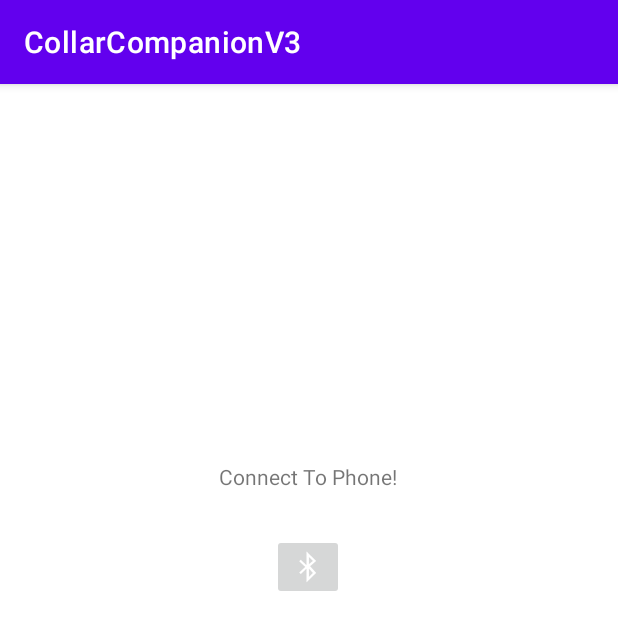
After one commit to CodyKhong/SeniorDesign, an Android app: the ConnectActivity screen opened directly, with no data from a screen before it, on a phone screen of 412 x 824 dp. The commit adds this screen. Shown: the top 630 px of the screen. Run offline under Robolectric (Android 15) with nearby library versions, the light colour scheme and no system bars.

```diff
--- a/MobileApp/CollarCompanionV3/app/build.gradle
+++ b/MobileApp/CollarCompanionV3/app/build.gradle
@@ -39,6 +39,7 @@ dependencies {
     implementation 'androidx.lifecycle:lifecycle-viewmodel-ktx:2.3.1'
     implementation 'androidx.navigation:navigation-fragment:2.3.5'
     implementation 'androidx.navigation:navigation-ui:2.3.5'
+    implementation 'androidx.legacy:legacy-support-v4:1.0.0'
     testImplementation 'junit:junit:4.+'
     androidTestImplementation 'androidx.test.ext:junit:1.1.3'
     androidTestImplementation 'androidx.test.espresso:espresso-core:3.4.0'
--- /dev/null
+++ b/MobileApp/CollarCompanionV3/app/src/main/java/com/example/collarcompanionv3/ConnectActivity.java
@@ -0,0 +1,14 @@
+package com.example.collarcompanionv3;
+
+import androidx.appcompat.app.AppCompatActivity;
+
+import android.os.Bundle;
+
+public class ConnectActivity extends AppCompatActivity {
+
+    @Override
+    protected void onCreate(Bundle savedInstanceState) {
+        super.onCreate(savedInstanceState);
+        setContentView(R.layout.activity_connect);
+    }
+}
--- a/MobileApp/CollarCompanionV3/app/src/main/java/com/example/collarcompanionv3/MainActivity.java
+++ b/MobileApp/CollarCompanionV3/app/src/main/java/com/example/collarcompanionv3/MainActivity.java
@@ -20,6 +20,7 @@ public class MainActivity extends AppCompatActivity {
         button.setOnClickListener(new View.OnClickListener(){
             @Override
             public void onClick (View v){
+
                 openActivity2();
             }
         });
--- /dev/null
+++ b/MobileApp/CollarCompanionV3/app/src/main/res/layout/activity_connect.xml
@@ -0,0 +1,32 @@
+<?xml version="1.0" encoding="utf-8"?>
+<androidx.constraintlayout.widget.ConstraintLayout xmlns:android="http://schemas.android.com/apk/res/android"
+    xmlns:app="http://schemas.android.com/apk/res-auto"
+    xmlns:tools="http://schemas.android.com/tools"
+    android:layout_width="match_parent"
+    android:layout_height="match_parent"
+    tools:context=".ConnectActivity">
+
+    <ImageButton
+        android:id="@+id/imageButton2"
+        android:layout_width="wrap_content"
+        android:layout_height="wrap_content"
+        app:layout_constraintBottom_toBottomOf="parent"
+        app:layout_constraintEnd_toEndOf="parent"
+        app:layout_constraintHorizontal_bias="0.498"
+        app:layout_constraintStart_toStartOf="parent"
+        app:layout_constraintTop_toTopOf="parent"
+        app:layout_constraintVertical_bias="0.414"
+        app:srcCompat="@android:drawable/stat_sys_data_bluetooth" />
+
+    <TextView
+        android:id="@+id/textView5"
+        android:layout_width="wrap_content"
+        android:layout_height="wrap_content"
+        android:text="Connect To Phone!"
+        app:layout_constraintBottom_toBottomOf="parent"
+        app:layout_constraintEnd_toEndOf="parent"
+        app:layout_constraintHorizontal_bias="0.498"
+        app:layout_constraintStart_toStartOf="parent"
+        app:layout_constraintTop_toTopOf="parent"
+        app:layout_constraintVertical_bias="0.337" />
+</androidx.constraintlayout.widget.ConstraintLayout>
--- a/MobileApp/CollarCompanionV3/app/src/main/res/values/strings.xml
+++ b/MobileApp/CollarCompanionV3/app/src/main/res/values/strings.xml
@@ -4,4 +4,6 @@
     <string name="title_home">Home</string>
     <string name="title_dashboard">Dashboard</string>
     <string name="title_notifications">Notifications</string>
+    <!-- TODO: Remove or change this placeholder text -->
+    <string name="hello_blank_fragment">Hello blank fragment</string>
 </resources>
```
Also changed, not shown: MobileApp/CollarCompanionV3/app/src/main/AndroidManifest.xml (+18 -0 lines), MobileApp/CollarCompanionV3/app/src/main/java/com/example/collarcompanionv3/AboutUsActivity.java (added, +14 -0 lines), MobileApp/CollarCompanionV3/app/src/main/java/com/example/collarcompanionv3/Activity2.java (+0 -18 lines), MobileApp/CollarCompanionV3/app/src/main/java/com/example/collarcompanionv3/AddAPetActivity.java (added, +14 -0 lines), MobileApp/CollarCompanionV3/app/src/main/java/com/example/collarcompanionv3/DogInfoActivity.java (added, +14 -0 lines), MobileApp/CollarCompanionV3/app/src/main/java/com/example/collarcompanionv3/NotificationsActivity.java (added, +14 -0 lines), MobileApp/CollarCompanionV3/app/src/main/java/com/example/collarcompanionv3/UserInfoActivity.java (added, +14 -0 lines), MobileApp/CollarCompanionV3/app/src/main/java/com/example/collarcompanionv3/ui/notifications/NotificationsFragment.java (+55 -1 lines), MobileApp/CollarCompanionV3/app/src/main/res/layout/activity_about_us.xml (added, +20 -0 lines), MobileApp/CollarCompanionV3/app/src/main/res/layout/activity_add_apet.xml (added, +30 -0 lines), MobileApp/CollarCompanionV3/app/src/main/res/layout/activity_dog_info.xml (added, +20 -0 lines), MobileApp/CollarCompanionV3/app/src/main/res/layout/activity_notifications.xml (added, +20 -0 lines), MobileApp/CollarCompanionV3/app/src/main/res/layout/activity_user_info.xml (added, +19 -0 lines).
